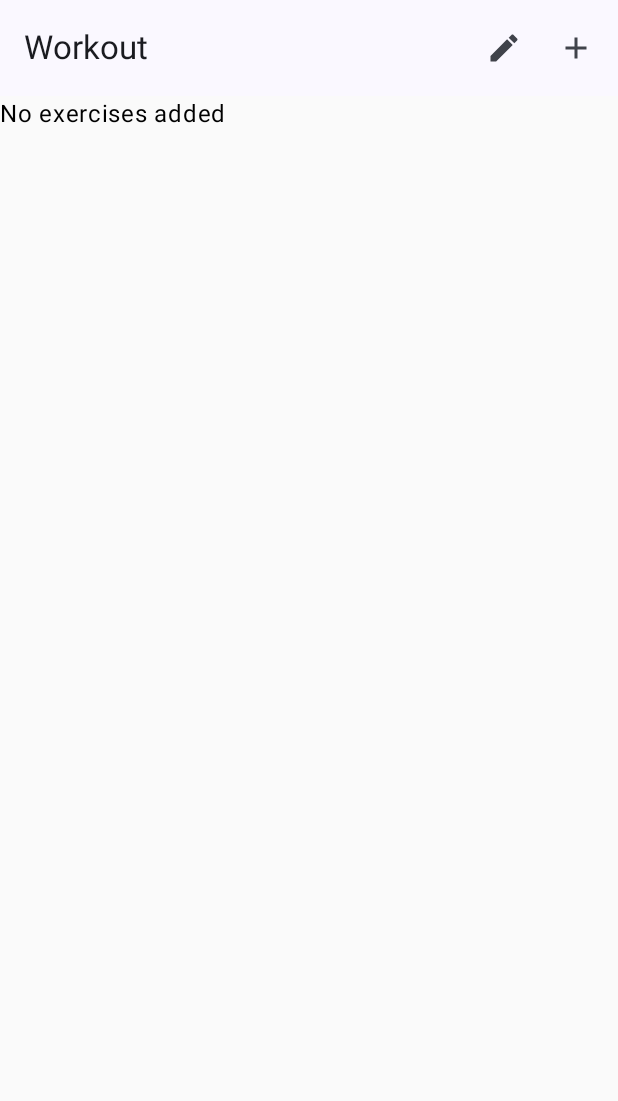
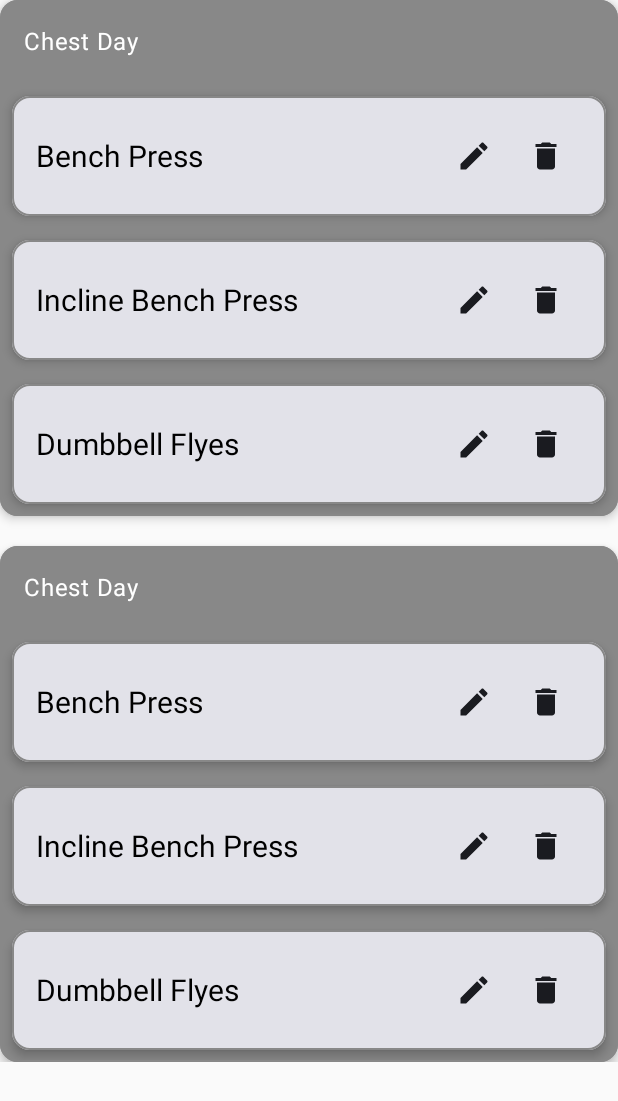
Before and after one commit to braindome/urkraft-android, an Android app built with Jetpack Compose: the screen it shows after launch (MainActivity), on a phone screen of 412 x 824 dp. Shown: the top 1101 px of the screen. Run offline under Robolectric (Android 15) with nearby library versions, the phone set to English and light mode, and no system bars.

Commit message:
Workout cards

```diff
--- a/app/build.gradle.kts
+++ b/app/build.gradle.kts
@@ -66,4 +66,6 @@ dependencies {
     androidTestImplementation(libs.androidx.ui.test.junit4)
     debugImplementation(libs.androidx.ui.tooling)
     debugImplementation(libs.androidx.ui.test.manifest)
+
+    implementation(libs.androidx.navigation.compose)
 }
--- a/app/src/main/java/se/braindome/urkraft/UrkraftApp.kt
+++ b/app/src/main/java/se/braindome/urkraft/UrkraftApp.kt
@@ -1,12 +1,187 @@
 package se.braindome.urkraft
 
+import android.widget.Toast
+import androidx.compose.foundation.layout.Box
+import androidx.compose.foundation.layout.Column
+import androidx.compose.foundation.layout.Spacer
+import androidx.compose.foundation.layout.fillMaxWidth
+import androidx.compose.foundation.layout.height
+import androidx.compose.foundation.lazy.LazyColumn
+import androidx.compose.material.icons.Icons
+import androidx.compose.material.icons.automirrored.filled.ExitToApp
+import androidx.compose.material.icons.filled.Create
+import androidx.compose.material.icons.filled.ExitToApp
+import androidx.compose.material.icons.filled.Home
+import androidx.compose.material.icons.filled.Person
+import androidx.compose.material.icons.filled.Settings
+import androidx.compose.material.icons.rounded.Menu
+import androidx.compose.material3.Divider
+import androidx.compose.material3.DrawerValue
+import androidx.compose.material3.ExperimentalMaterial3Api
+import androidx.compose.material3.HorizontalDivider
+import androidx.compose.material3.Icon
+import androidx.compose.material3.IconButton
+import androidx.compose.material3.ModalDrawerSheet
+import androidx.compose.material3.ModalNavigationDrawer
+import androidx.compose.material3.NavigationDrawerItem
+import androidx.compose.material3.Scaffold
 import androidx.compose.material3.Text
+import androidx.compose.material3.TopAppBar
+import androidx.compose.material3.TopAppBarDefaults
+import androidx.compose.material3.rememberDrawerState
 import androidx.compose.runtime.Composable
+import androidx.compose.runtime.rememberCoroutineScope
+import androidx.compose.runtime.traceEventEnd
+import androidx.compose.ui.Modifier
+import androidx.compose.ui.platform.LocalContext
 import androidx.compose.ui.tooling.preview.Preview
+import androidx.compose.ui.unit.dp
+import androidx.navigation.compose.NavHost
+import androidx.navigation.compose.composable
+import androidx.navigation.compose.rememberNavController
+import kotlinx.coroutines.launch
 
+@OptIn(ExperimentalMaterial3Api::class)
 @Composable
 fun UrkraftApp() {
-    WorkoutScreen()
+
+    /*
+    val navigationController = rememberNavController()
+    val coroutineScope = rememberCoroutineScope()
+    val drawerState = rememberDrawerState(initialValue = DrawerValue.Closed)
+    val context = LocalContext.current.applicationContext
+
+    ModalNavigationDrawer(
+        drawerContent = {
+            ModalDrawerSheet {
+                Box(
+                    modifier = Modifier
+                        .fillMaxWidth()
+                        .height(150.dp)
+                ) {
+                    Text("Drawer Content")
+                }
+                HorizontalDivider()
+                NavigationDrawerItem(
+                    label = { Text(text = "Home") },
+                    selected = false,
+                    icon = { Icon(
+                        imageVector = Icons.Default.Home,
+                        contentDescription = "home",
+                        //tint = Color.
+                    ) },
+                    onClick = {
+                        coroutineScope.launch {
+                            drawerState.close()
+                        }
+                        navigationController.navigate(Screens.Home.screen) {
+                            popUpTo(0)
+                        }
+                    }
+                )
+                NavigationDrawerItem(
+                    label = { Text(text = "Profile") },
+                    selected = false,
+                    icon = { Icon(
+                        imageVector = Icons.Default.Person,
+                        contentDescription = "profile",
+                        //tint = Color.
+                    ) },
+                    onClick = {
+                        coroutineScope.launch {
+                            drawerState.close()
+                        }
+                        navigationController.navigate(Screens.Profile.screen) {
+                            popUpTo(0)
+                        }
+                    }
+                )
+                NavigationDrawerItem(
+                    label = { Text(text = "Settings") },
+                    selected = false,
+                    icon = { Icon(
+                        imageVector = Icons.Default.Settings,
+                        contentDescription = "Settings",
+                        //tint = Color.
+                    ) },
+                    onClick = {
+                        coroutineScope.launch {
+                            drawerState.close()
+                        }
+                        navigationController.navigate(Screens.Settings.screen) {
+                            popUpTo(0)
+                        }
+                    }
+                )
+                NavigationDrawerItem(
+                    label = { Text(text = "Log Out") },
+                    selected = false,
+                    icon = { Icon(
+                        imageVector = Icons.AutoMirrored.Filled.ExitToApp,
+                        contentDescription = "logout",
+                        //tint = Color.
+                    ) },
+                    onClick = {
+                        coroutineScope.launch {
+                            drawerState.close()
+                        }
+                        Toast.makeText(context, "Logout", Toast.LENGTH_SHORT).show()
+                    }
+                )
+            }
+        },
+        gesturesEnabled = true,
+        drawerState = drawerState
+
+    ) {
+        Scaffold(
+            topBar = {
+                val coroutineScope = rememberCoroutineScope()
+                TopAppBar(
+                    title = { Text(text = "Top App Bar") },
+                    colors = TopAppBarDefaults.topAppBarColors(),
+                    navigationIcon = {
+                        IconButton(onClick = {
+                            coroutineScope.launch {
+                                drawerState.open()
+                            }
+                        }) {
+                            Icon(
+                                Icons.Rounded.Menu, contentDescription = "menu_button"
+                            )
+                        }
+                    },
+                    actions = {
+                        IconButton(onClick = {
+                            Toast.makeText(context, "Search", Toast.LENGTH_SHORT).show()
+                        }) {
+                            Icon(Icons.Default.Settings, contentDescription = "search")
+                        }
+                        IconButton(onClick = { /*TODO*/ }) {
+                            Icon(Icons.Default.Create, contentDescription = "create")
+                        }
+                    }
+
+                )
+            }
+        ) { paddingValues ->
+            NavHost(navController = navigationController,
+                startDestination = Screens.Home.screen) {
+                composable(Screens.Home.screen) { WorkoutScreen() }
+                composable(Screens.Profile.screen) { Profile() }
+                composable(Screens.Settings.screen) {Settings() }
+            }
+        }
+    }
+
+     */
+
+    //                                 WorkoutScreen()
+    Column {
+        WorkoutCard()
+        Spacer(modifier = Modifier.height(20.dp))
+        WorkoutCard()
+    }
 }
 
 @Preview(showBackground = true)
--- a/app/src/main/java/se/braindome/urkraft/WorkoutScreen.kt
+++ b/app/src/main/java/se/braindome/urkraft/WorkoutScreen.kt
@@ -11,6 +11,8 @@ import androidx.compose.foundation.layout.fillMaxWidth
 import androidx.compose.foundation.layout.height
 import androidx.compose.foundation.layout.padding
 import androidx.compose.foundation.layout.width
+import androidx.compose.foundation.lazy.LazyColumn
+import androidx.compose.foundation.lazy.items
 import androidx.compose.material.icons.Icons
 import androidx.compose.material.icons.filled.Add
 import androidx.compose.material.icons.filled.Delete
@@ -28,6 +30,7 @@ import androidx.compose.material3.Surface
 import androidx.compose.material3.Text
 import androidx.compose.material3.TextField
 import androidx.compose.material3.TopAppBar
+import androidx.compose.material3.Typography
 import androidx.compose.runtime.Composable
 import androidx.compose.runtime.MutableState
 import androidx.compose.runtime.getValue
@@ -35,6 +38,7 @@ import androidx.compose.runtime.mutableStateListOf
 import androidx.compose.runtime.mutableStateOf
 import androidx.compose.runtime.remember
 import androidx.compose.runtime.setValue
+import androidx.compose.ui.Alignment
 import androidx.compose.ui.Modifier
 import androidx.compose.ui.graphics.Color
 import androidx.compose.ui.text.TextStyle
@@ -42,6 +46,8 @@ import androidx.compose.ui.tooling.preview.Preview
 import androidx.compose.ui.unit.dp
 import androidx.compose.ui.unit.sp
 import se.braindome.urkraft.model.Exercise
+import se.braindome.urkraft.model.Repository
+import se.braindome.urkraft.model.Workout
 
 @OptIn(ExperimentalMaterial3Api::class)
 @Composable
@@ -90,6 +96,31 @@ fun WorkoutScreen() {
 
 
     }
+}
+
+@Composable
+fun WorkoutCard() {
+    val mockWorkout = Repository.getWorkouts()[0]
+    Card(
+        modifier = Modifier,
+        shape = MaterialTheme.shapes.medium,
+        elevation = CardDefaults.cardElevation(4.dp),
+        border = BorderStroke(1.dp, Color.Gray),
+        colors = CardDefaults.cardColors(Color.Gray, Color.White,)
+    ) {
+        LazyColumn {
+            item {
+                Text(
+                    text = mockWorkout.name,
+                    modifier = Modifier.padding(16.dp)
+                )
+            }
+            items(mockWorkout.exercises) { exercise ->
+                ExerciseRow(exercise, remember { mutableStateOf(List(exercise.sets) { false }) })
+            }
+        }
+    }
+
 }
 
 @Composable
@@ -166,61 +197,57 @@ fun AddExerciseDialog(
 
 @Composable
 fun ExerciseRow(exercise: Exercise, completedSets: MutableState<List<Boolean>>) {
+    var isExpanded by remember { mutableStateOf(false) }
     Card(
-        modifier = Modifier.padding(vertical = 8.dp),
+        modifier = Modifier.padding(8.dp),
         shape = MaterialTheme.shapes.medium,
         elevation = CardDefaults.cardElevation(defaultElevation = 4.dp),
-        border = BorderStroke(1.dp, Color.Gray)
+        border = BorderStroke(1.dp, Color.Gray),
+        onClick = { isExpanded = !isExpanded }
     ) {
-        Column(modifier = Modifier.padding(8.dp)) {
-            Row(
-                horizontalArrangement = Arrangement.SpaceEvenly,
-                modifier = Modifier.fillMaxWidth()
-            ) {
-                Text(text = exercise.name, style = MaterialTheme.typography.labelSmall)
-                Row(
-                    horizontalArrangement = Arrangement.spacedBy(8.dp),
-                    modifier = Modifier.fillMaxWidth()
-                ) {
-                    Column {
-                        Text(text = "Sets", style = MaterialTheme.typography.labelSmall)
-                        Text(text = "${exercise.sets}", style = MaterialTheme.typography.labelSmall)
-                    }
-                    Column {
-                        Text(text = "Reps", style = MaterialTheme.typography.labelSmall)
-                        Text(text = "${exercise.reps}", style = MaterialTheme.typography.labelSmall)
-                    }
-                    Column {
-                        Text(text = "Weight", style = MaterialTheme.typography.labelSmall)
-                        Text(text = "${exercise.weight}", style = MaterialTheme.typography.labelSmall)
-                    }
-                    Spacer(modifier = Modifier.width(80.dp))
-                    IconButton(
-                        onClick = { /* TODO: Implement edit exercise */ },
-                        modifier = Modifier.weight(0.3f)
+        Row(
+            modifier = Modifier
+                .fillMaxWidth()
+                .padding(16.dp),
+            verticalAlignment = Alignment.CenterVertically
+        ) {
+            Text(
+                text = exercise.name,
+                style = TextStyle(
+                    fontSize = 20.sp,
+                    color = Color.Black,
+                ),
+                modifier = Modifier.weight(0.5f))
+            IconButton(onClick = { /*TODO*/ }) {
+                Icon(imageVector = Icons.Default.Edit, contentDescription = "edit")
+            }
+            IconButton(onClick = { /*TODO*/ }) {
+                Icon(imageVector = Icons.Default.Delete, contentDescription = "delete")
+            }
+        }
+        if (isExpanded) {
+            Column {
+                for (i in 0 until exercise.sets) {
+                    Row(
+                        verticalAlignment = Alignment.CenterVertically,
+                        modifier = Modifier.padding(start = 32.dp)
                     ) {
-                        Icon(Icons.Filled.Edit, contentDescription = "Edit exercise")
-                    }
-                    IconButton(
-                        onClick = { /* TODO: Implement remove exercise */ },
-                        modifier = Modifier.weight(0.3f)
-                    ) {
-                        Icon(Icons.Filled.Delete, contentDescription = "Remove exercise")
+
+                        Text("Set ${i + 1}", Modifier.weight(0.3f))
+                        Text("Reps: ${exercise.reps}", Modifier.weight(0.3f))
+                        Checkbox(
+                            checked = completedSets.value[i],
+                            onCheckedChange = {
+                                completedSets.value =
+                                    completedSets.value.toMutableList().apply { set(i, it) }
+                            },
+                            modifier = Modifier.padding(end = 16.dp)
+                        )
                     }
                 }
             }
-//            Row {
-//                for (i in 0 until exercise.sets) {
-//                    Checkbox(
-//                        checked = completedSets.value[i],
-//                        onCheckedChange = { isChecked ->
-//                            completedSets.value = completedSets.value.toMutableList().also { it[i] = isChecked }
-//                        },
-//                        modifier = Modifier.padding(horizontal = 4.dp)
-//                    )
-//                }
-//            }
         }
+
     }
 }
 
@@ -228,6 +255,12 @@ fun ExerciseRow(exercise: Exercise, completedSets: MutableState<List<Boolean>>)
 @Composable
 fun WorkoutScreenPreview() {
     WorkoutScreen()
+}
+
+@Preview(showBackground = true)
+@Composable
+fun WorkoutCardPreview() {
+    WorkoutCard()
 }
 
 @Preview(showBackground = true)
--- /dev/null
+++ b/app/src/main/java/se/braindome/urkraft/model/Repository.kt
@@ -0,0 +1,64 @@
+package se.braindome.urkraft.model
+
+object Repository {
+    fun getWorkouts(): List<Workout> {
+        return listOf(
+            Workout(
+                name = "Chest Day",
+                exercises = listOf(
+                    Exercise(name = "Bench Press", sets = 3, reps = 10, weight = 50f),
+                    Exercise(name = "Incline Bench Press", sets = 3, reps = 10, weight = 40f),
+                    Exercise(name = "Dumbbell Flyes", sets = 3, reps = 10, weight = 20f),
+                ),
+                weekDay = "Tuesday"
+            ),
+            Workout(
+                name = "Leg Day",
+                exercises = listOf(
+                    Exercise(name = "Squats", sets = 3, reps = 10, weight = 70f),
+                    Exercise(name = "Leg Press", sets = 3, reps = 10, weight = 100f),
+                    Exercise(name = "Calf Raises", sets = 3, reps = 15, weight = 30f),
+                ),
+                weekDay = "Thursday"
+            ),
+            Workout(
+                name = "Deadlift Day",
+                exercises = listOf(
+                    Exercise(name = "Deadlift", sets = 3, reps = 10, weight = 100f),
+                    Exercise(name = "Barbell Row", sets = 3, reps = 10, weight = 70f),
+                    Exercise(name = "Lat Pulldown", sets = 3, reps = 10, weight = 50f),
+                ),
+                weekDay = "Saturday"
+            ),
+            Workout(
+                name = "Shoulder Day",
+                exercises = listOf(
+                    Exercise(name = "Overhead Press", sets = 3, reps = 10, weight = 40f),
+                    Exercise(name = "Lateral Raise", sets = 3, reps = 15, weight = 15f),
+                    Exercise(name = "Front Raise", sets = 3, reps = 15, weight = 15f),
+                ),
+                weekDay = "Monday"
+            )
+            // Add more workouts as needed
+        )
+    }
+
+    fun getExercises(): List<Exercise> {
+        return listOf(
+            Exercise(name = "Bench Press", sets = 3, reps = 10, weight = 50f),
+            Exercise(name = "Incline Bench Press", sets = 3, reps = 10, weight = 40f),
+            Exercise(name = "Dumbbell Flyes", sets = 3, reps = 10, weight = 20f),
+            Exercise(name = "Squats", sets = 3, reps = 10, weight = 70f),
+            Exercise(name = "Leg Press", sets = 3, reps = 10, weight = 100f),
+            Exercise(name = "Calf Raises", sets = 3, reps = 15, weight = 30f),
+            Exercise(name = "Deadlift", sets = 3, reps = 10, weight = 100f),
+            Exercise(name = "Barbell Row", sets = 3, reps = 10, weight = 70f),
+            Exercise(name = "Lat Pulldown", sets = 3, reps = 10, weight = 50f),
+            Exercise(name = "Overhead Press", sets = 3, reps = 10, weight = 40f),
+            Exercise(name = "Lateral Raise", sets = 3, reps = 15, weight = 15f),
+            Exercise(name = "Front Raise", sets = 3, reps = 15, weight = 15f)
+            // Add more exercises as needed
+        )
+    }
+
+}
--- a/app/src/main/java/se/braindome/urkraft/model/Workout.kt
+++ b/app/src/main/java/se/braindome/urkraft/model/Workout.kt
@@ -3,6 +3,7 @@ package se.braindome.urkraft.model
 import java.util.UUID
 
 data class Workout(
+    val name: String,
     val exercises: List<Exercise> = emptyList(),
     val id: String = UUID.randomUUID().toString(),
     val weekDay: String,
--- a/gradle/libs.versions.toml
+++ b/gradle/libs.versions.toml
@@ -5,13 +5,15 @@ coreKtx = "1.13.1"
 junit = "4.13.2"
 junitVersion = "1.1.5"
 espressoCore = "3.5.1"
-lifecycleRuntimeKtx = "2.7.0"
+lifecycleRuntimeKtx = "2.8.0"
 activityCompose = "1.9.0"
 composeBom = "2024.05.00"
-material3 = "1.3.0-alpha06"
+material3 = "1.3.0-beta01"
+navigationCompose = "2.8.0-beta01"
 
 [libraries]
 androidx-core-ktx = { group = "androidx.core", name = "core-ktx", version.ref = "coreKtx" }
+androidx-navigation-compose = { module = "androidx.navigation:navigation-compose", version.ref = "navigationCompose" }
 junit = { group = "junit", name = "junit", version.ref = "junit" }
 androidx-junit = { group = "androidx.test.ext", name = "junit", version.ref = "junitVersion" }
 androidx-espresso-core = { group = "androidx.test.espresso", name = "espresso-core", version.ref = "espressoCore" }
```
Also changed, not shown: app/src/main/java/se/braindome/urkraft/Home.kt (added, +25 -0 lines), app/src/main/java/se/braindome/urkraft/Profile.kt (added, +26 -0 lines), app/src/main/java/se/braindome/urkraft/Screens.kt (added, +7 -0 lines), app/src/main/java/se/braindome/urkraft/Settings.kt (added, +26 -0 lines).
